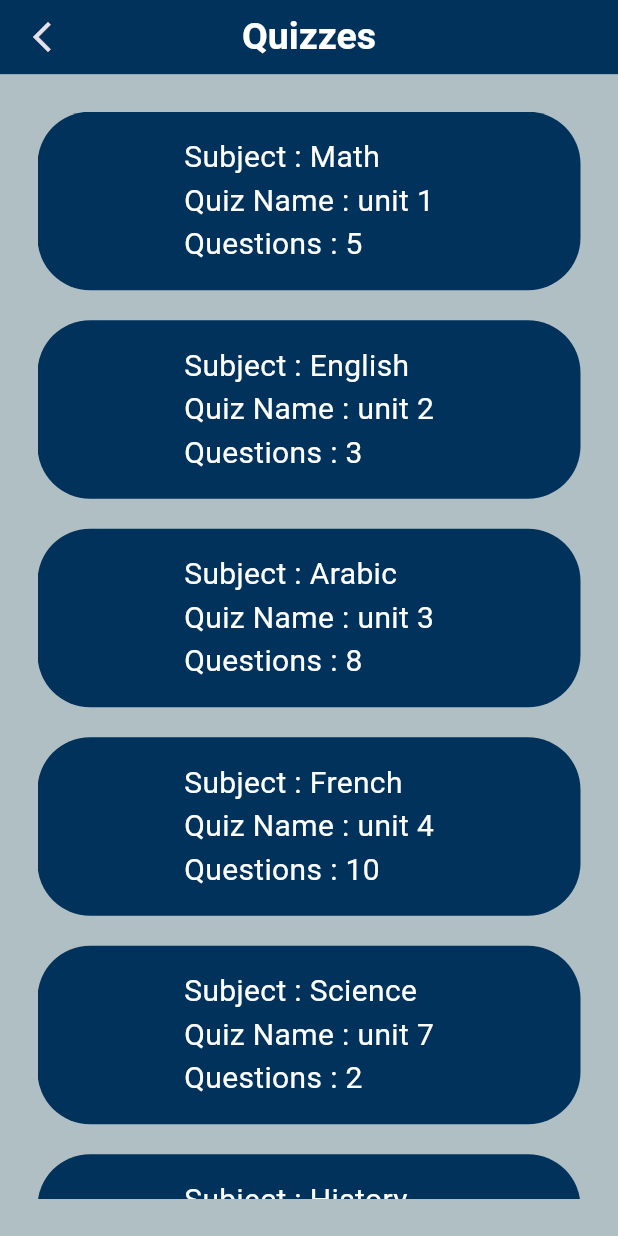
After one commit to amrsoly03/Smart-School-Management-Application, a Flutter app: the QuizzesViewBody screen opened directly, on a phone screen of 412 x 824 dp. The commit adds this screen. Run offline on Flutter 3.47's test engine with Material 3 defaults, Android fonts, the phone set to English and light mode, and no system bars; our stand-ins replace flutter_bloc, focused_menu, get_it, go_router.

Commit message:
add quiz and degrees views with corresponding bodies and widgets refactor: update question card implementation and navigation

```diff
--- a/lib/Features/Admin/presentation/views/widgets/add_exam_view_body.dart
+++ b/lib/Features/Admin/presentation/views/widgets/add_exam_view_body.dart
@@ -3,7 +3,7 @@ import 'package:nexura/Core/widgets/custom_appBar.dart';
 import 'package:nexura/Core/widgets/custom_form_field.dart';
 
 import '../../../../../Core/utils/theme.dart';
-import 'question_card.dart';
+import 'add_question_card.dart';
 
 // ignore: must_be_immutable
 class AddExamViewBody extends StatelessWidget {
@@ -105,7 +105,7 @@ class AddExamViewBody extends StatelessWidget {
             const SizedBox(height: 16),
 
             // Question Cards
-            ...questions.map((q) => QuestionCard(question: q)).toList(),
+            ...questions.map((q) => AddQuestionCard(question: q)).toList(),
 
             const SizedBox(height: 10),
 
--- a/lib/Features/Student/presentation/views/widgets/categories_view_body.dart
+++ b/lib/Features/Student/presentation/views/widgets/categories_view_body.dart
@@ -17,7 +17,7 @@ class CategoriesViewBody extends StatelessWidget {
           onPressed: () {
             Navigator.push(context,
                 MaterialPageRoute(builder: (BuildContext context) {
-              return const StudentPage();
+              return const QuizzesAndDegreesViewBody();
             }));
           },
         ),
--- a/lib/Features/Student/presentation/views/widgets/degrees_view_body.dart
+++ b/lib/Features/Student/presentation/views/widgets/degrees_view_body.dart
@@ -53,7 +53,7 @@ class DegreesViewBody extends StatelessWidget {
           onPressed: () {
             Navigator.push(context,
                 MaterialPageRoute(builder: (BuildContext context) {
-              return const StudentPage();
+              return const QuizzesAndDegreesViewBody();
             }));
           },
         ),
--- /dev/null
+++ b/lib/Features/Student/presentation/views/widgets/quiz_info_card.dart
@@ -0,0 +1,43 @@
+import 'package:flutter/material.dart';
+
+import '../../../../../Core/utils/theme.dart';
+
+class QuizInfoCard extends StatelessWidget {
+  const QuizInfoCard({
+    super.key,
+    required this.quiz,
+  });
+
+  final Map<String, String> quiz;
+
+  @override
+  Widget build(BuildContext context) {
+    return Container(
+      margin: const EdgeInsets.only(bottom: 20),
+      padding: const EdgeInsets.all(16),
+      decoration: BoxDecoration(
+        color: darkBlue,
+        borderRadius: BorderRadius.circular(35),
+      ),
+      child: Center(
+        child: Column(
+          crossAxisAlignment: CrossAxisAlignment.start,
+          children: [
+            Text(
+              'Subject : ${quiz['subject']}',
+              style: const TextStyle(color: Colors.white, fontSize: 20),
+            ),
+            Text(
+              'Quiz Name : ${quiz['quizName']}',
+              style: const TextStyle(color: Colors.white, fontSize: 20),
+            ),
+            Text(
+              'Questions : ${quiz['questions']}',
+              style: const TextStyle(color: Colors.white, fontSize: 20),
+            ),
+          ],
+        ),
+      ),
+    );
+  }
+}
--- /dev/null
+++ b/lib/Features/Student/presentation/views/widgets/quizzes_view_body.dart
@@ -0,0 +1,34 @@
+import 'package:flutter/material.dart';
+
+import '../../../../../Core/widgets/custom_appBar.dart';
+import 'quiz_info_card.dart';
+
+class QuizzesViewBody extends StatelessWidget {
+  QuizzesViewBody({super.key});
+
+  final List<Map<String, String>> quizzes = [
+    {'subject': 'Math', 'quizName': 'unit 1', 'questions': '5'},
+    {'subject': 'English', 'quizName': 'unit 2', 'questions': '3'},
+    {'subject': 'Arabic', 'quizName': 'unit 3', 'questions': '8'},
+    {'subject': 'French', 'quizName': 'unit 4', 'questions': '10'},
+    {'subject': 'Science', 'quizName': 'unit 7', 'questions': '2'},
+    {'subject': 'History', 'quizName': 'unit 6', 'questions': '6'},
+  ];
+
+  @override
+  Widget build(BuildContext context) {
+    return Scaffold(
+      appBar: const CustomAppBar(title: 'Quizzes'),
+      body: Container(
+        padding: const EdgeInsets.all(25),
+        child: ListView.builder(
+          itemCount: quizzes.length,
+          itemBuilder: (context, index) {
+            final quiz = quizzes[index];
+            return QuizInfoCard(quiz: quiz);
+          },
+        ),
+      ),
+    );
+  }
+}
```
Also changed, not shown: lib/Features/Admin/presentation/views/widgets/add_question_card.dart (added, +61 -0 lines), lib/Features/Student/presentation/views/quiz_view.dart (added, +11 -0 lines), lib/Features/Student/presentation/views/quizzes_and_degrees_view.dart (added, +11 -0 lines), lib/Features/Student/presentation/views/quizzes_view.dart (added, +11 -0 lines), lib/Features/Student/presentation/views/widgets/question_card.dart (renamed from lib/Features/Admin/presentation/views/widgets/question_card.dart, +19 -28 lines), lib/Features/Student/presentation/views/widgets/quiz_view_body.dart (added, +49 -0 lines), lib/Features/Student/presentation/views/widgets/quizzes_and_degrees_view_body.dart (added, +38 -0 lines).
